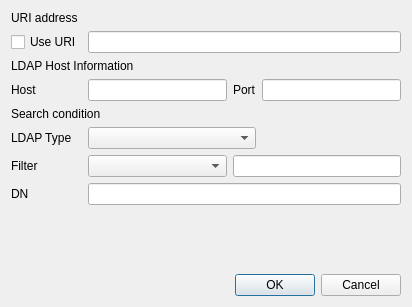
This is CAMan/get_ldap_dlg.ui in jykim74/CertMan as Qt 5 draws it before an edit. The edited form follows.
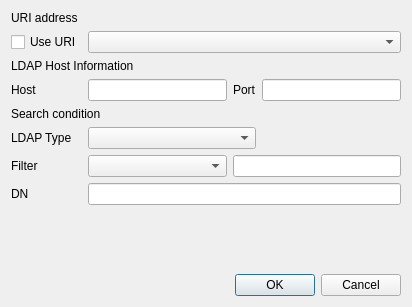
This is the edited form.

What changed in the file:
```diff
--- a/CAMan/get_ldap_dlg.ui
+++ b/CAMan/get_ldap_dlg.ui
@@ -96,9 +96,6 @@
      </property>
     </widget>
    </item>
-   <item row="1" column="1" colspan="3">
-    <widget class="QLineEdit" name="mURIText"/>
-   </item>
    <item row="9" column="0">
     <spacer name="verticalSpacer">
      <property name="orientation">
@@ -121,6 +118,9 @@
    <item row="7" column="2" colspan="2">
     <widget class="QLineEdit" name="mFilterText"/>
    </item>
+   <item row="1" column="1" colspan="3">
+    <widget class="QComboBox" name="mURICombo"/>
+   </item>
   </layout>
  </widget>
  <resources/>
```
